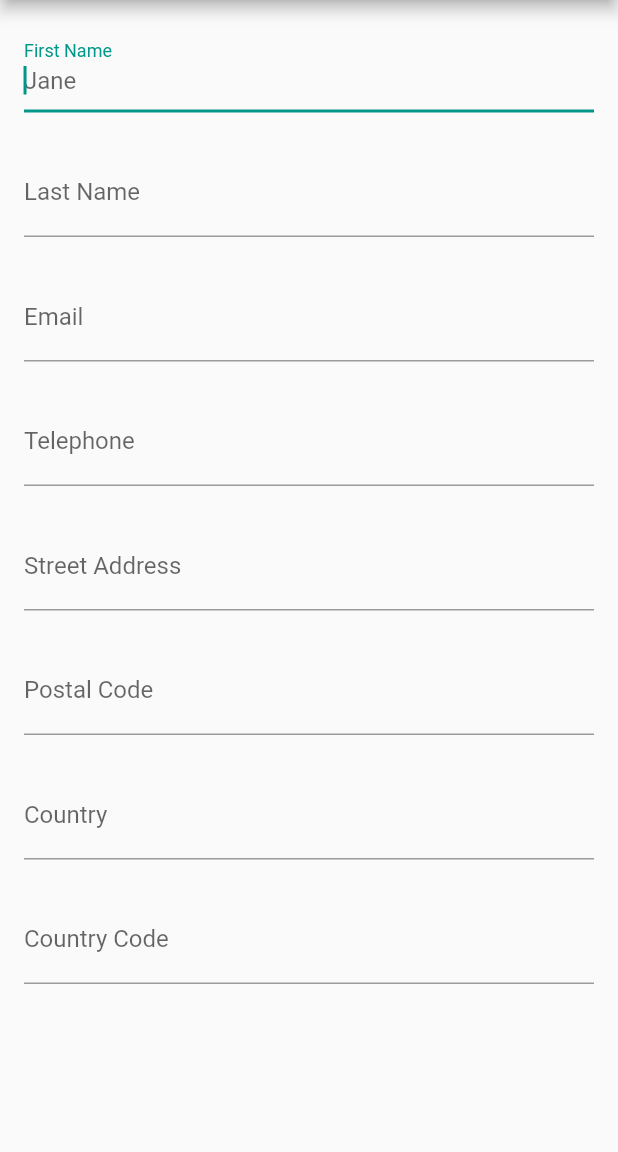
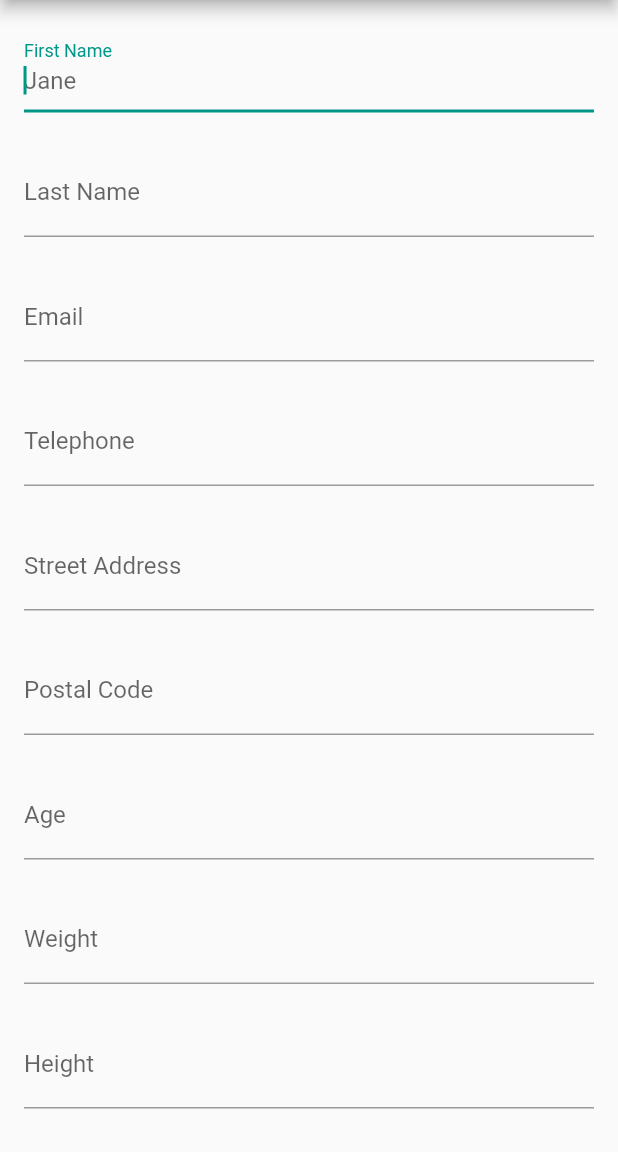
Before and after one commit to vaidehisinha1/Ctrl-Intelligence, a Flutter app: the AutofillDemo screen opened by its route, on a phone screen of 412 x 824 dp, the part 84-1236 px from its top. Run offline on Flutter 3.47's test engine with Material 2 defaults, Android fonts, the phone set to English and light mode, and no system bars.

Commit message:
Update patient_info.dart

```diff
--- a/shreetest/lib/patient_info.dart
+++ b/shreetest/lib/patient_info.dart
@@ -83,16 +83,24 @@ class _AutofillDemoState extends State<AutofillDemo> {
                     const TextField(
                       textInputAction: TextInputAction.next,
                       decoration: InputDecoration(
-                        hintText: 'United States',
-                        labelText: 'Country',
+                        hintText: '18',
+                        labelText: 'Age',
                       ),
                       autofillHints: [AutofillHints.countryName],
                     ),
                     const TextField(
                       keyboardType: TextInputType.number,
                       decoration: InputDecoration(
-                        hintText: '1',
-                        labelText: 'Country Code',
+                        hintText: '45',
+                        labelText: 'Weight',
+                      ),
+                      autofillHints: [AutofillHints.countryCode],
+                    ),
+                     const TextField(
+                      keyboardType: TextInputType.number,
+                      decoration: InputDecoration(
+                        hintText: '180',
+                        labelText: 'Height',
                       ),
                       autofillHints: [AutofillHints.countryCode],
                     ),
```
